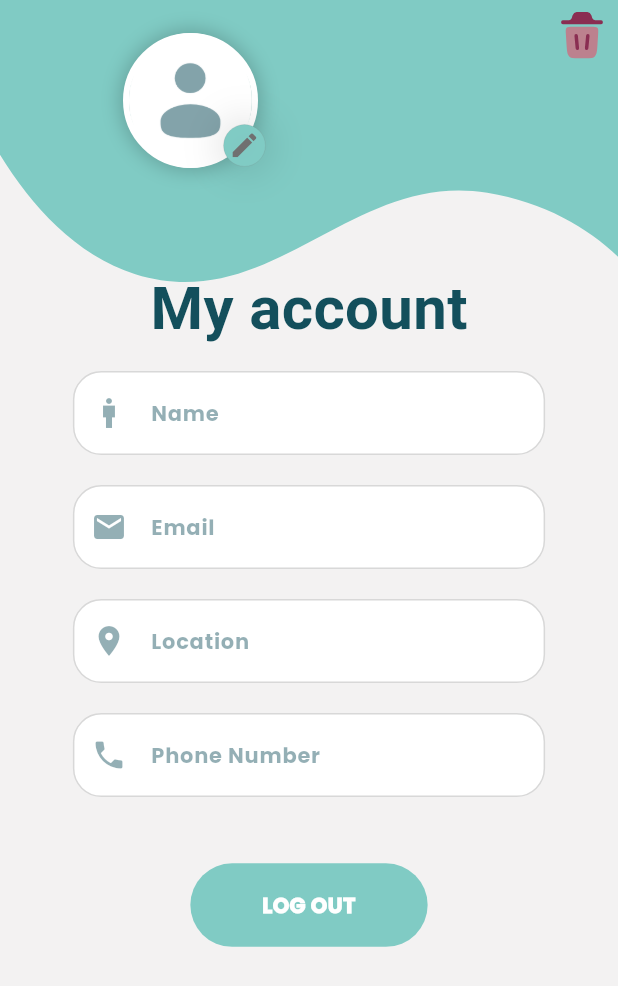
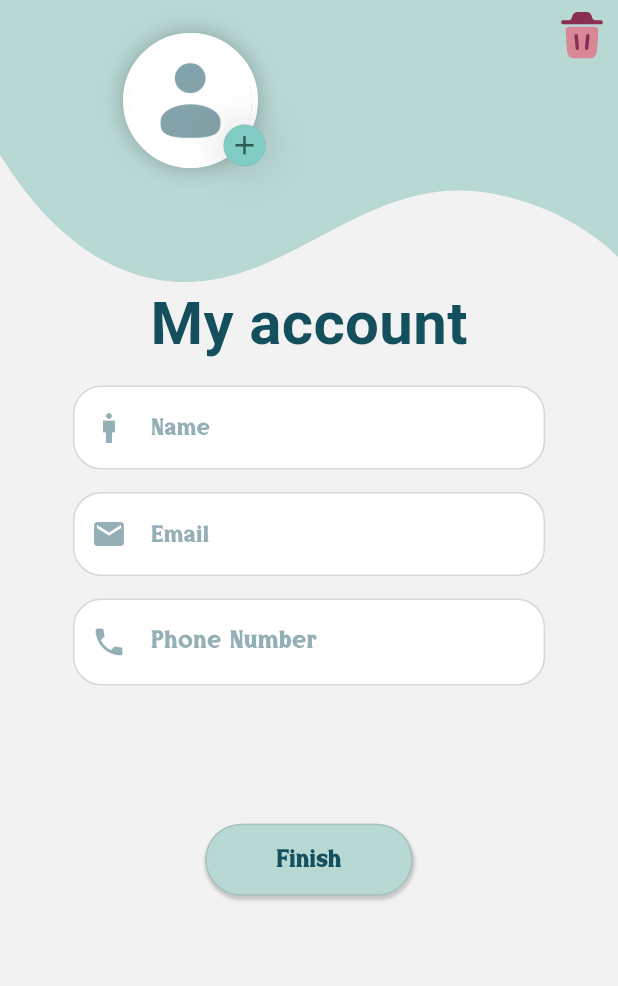
Before and after one commit to soo20/1-pet-App, a Flutter app: the Account screen opened directly, on a phone screen of 412 x 824 dp. Shown: the top 986 px of the screen. Run offline on Flutter 3.47's test engine with Material 3 defaults, Android fonts, the phone set to English and light mode, and no system bars; our stand-ins replace camera, dots_indicator, flutter_svg, font_awesome_flutter, get, pinput; project files that could hold a hidden picture were left out.

Commit message:
make a modifiy in pages and i want ui dead pleasssssss

```diff
--- a/lib/Welcome/presention/widgets/welcombody.dart
+++ b/lib/Welcome/presention/widgets/welcombody.dart
@@ -9,9 +9,9 @@ import 'package:petapplication/Welcome/presention/widgets/dotidicate.dart';
 import 'package:petapplication/core/utils/size_config.dart';
 import 'package:petapplication/core/utils/widgets/repeatColorsUse.dart';
 import 'package:petapplication/core/utils/widgets/custom_buttom.dart';
-import 'package:petapplication/pages/define_page/Defindpage.dart';
+
 import 'package:petapplication/pages/define_page/widgets/Defind.dart';
-import 'package:petapplication/pages/page2/logintext.dart';
+import 'package:petapplication/pages/sign_login_acount/logintext.dart';
 //import 'package:petapplication/core/utils/widgets/constants.dart';
 //import 'package:petapplication/core/utils/widgets/custom_buttom.dart';
 
--- a/lib/core/utils/widgets/custom_buttom.dart
+++ b/lib/core/utils/widgets/custom_buttom.dart
@@ -47,6 +47,16 @@ class CustomGeneralButtom extends StatelessWidget {
         decoration: BoxDecoration(
           color: boxColor,
           borderRadius: BorderRadius.circular(35),
+           border: Border.all(color: borderColor!),
+           boxShadow: [
+             BoxShadow(
+                  color: const Color.fromARGB(255, 106, 105, 105).withOpacity(0.3), // Shadow color
+                  offset: const Offset(0.5, 2.0), // Shadow offset
+                  blurRadius: 1, // Shadow blur radius
+                  spreadRadius: 1.0, // Shadow spread radius
+                ),
+
+          ]
         ),
         //The Row widget contains an Expanded widget that wraps your existing
         child: Row(
@@ -63,8 +73,8 @@ class CustomGeneralButtom extends StatelessWidget {
                       text ??
                           'Default Text', // Provide a default value if text is null
                       style: TextStyle(
-                        fontFamily: 'Poppins',
-                        fontSize: 14,
+                        fontFamily: 'Cosffira',
+                        fontSize: 17,
                         color: textColor,
                         fontWeight: fontWeight,
                       ),
@@ -124,6 +134,7 @@ class CustomGeneralButtom2 extends StatelessWidget {
           color: boxColor,
           borderRadius: BorderRadius.circular(35),
           border: Border.all(color: borderColor!),
+
         ),
         //The Row widget contains an Expanded widget that wraps your existing
         child: Row(
@@ -151,10 +162,10 @@ class CustomGeneralButtom2 extends StatelessWidget {
                       child: Text(
                         text!, // Provide a default value if text is null
                         style: TextStyle(
-                          fontFamily: 'Poppins',
-                          fontSize: 14,
+                          fontFamily: 'Cosffira',
+                          fontSize: 16.5,
                           color: textColor,
-                          fontWeight: FontWeight.w900,
+                          fontWeight: FontWeight.w800,
                         ),
                         textAlign: TextAlign.left,
                         softWrap: false,
@@ -313,7 +324,7 @@ class CustomGeneralButtom4 extends StatelessWidget {
                       child: Text(
                         text!, // Provide a default value if text is null
                         style: TextStyle(
-                          fontFamily: 'Poppins',
+                          fontFamily: 'Cosffira',
                           fontSize: 14,
                           color: textColor,
                           fontWeight: fontWeight,
--- a/lib/core/utils/widgets/repeatColorsUse.dart
+++ b/lib/core/utils/widgets/repeatColorsUse.dart
@@ -1,3 +1,5 @@
+// ignore_for_file: file_names
+
 import 'package:flutter/material.dart';
 
 //I put here color that i will use in every bages
--- a/lib/pages/homepage/home.dart
+++ b/lib/pages/homepage/home.dart
@@ -98,7 +98,7 @@ class _HomePageState extends State<HomePage> {
              Positioned.fill(
               bottom: screenHeight/4.7,
               left: 15,
-              child: HomePageView())
+              child: const HomePageView())
         ],
       ),
     );
--- a/lib/pages/page2/acount.dart
+++ b/lib/pages/sign_login_acount/acount.dart
@@ -1,13 +1,9 @@
 import 'package:flutter/material.dart';
 import 'package:flutter_svg/svg.dart';
 import 'package:get/get.dart';
-
-
-
-
 import 'package:petapplication/core/utils/size_config.dart';
 import 'package:petapplication/core/utils/widgets/custom_buttom.dart';
-import 'package:petapplication/pages/page2/popup_surface.dart';
+import 'package:petapplication/pages/sign_login_acount/popup_surface.dart';
 
 class Account extends StatelessWidget {
   const Account({super.key});
@@ -16,7 +12,7 @@ class Account extends StatelessWidget {
   Widget build(BuildContext context) {
     double aspectRatio = screenHeight / screenWidth;
     return Scaffold(
-      backgroundColor: const Color(0xff80CBC4),
+      backgroundColor: const Color(0xffB8D8D4),
       appBar: AppBar(
 
         elevation: 0,
@@ -110,9 +106,9 @@ class Account extends StatelessWidget {
 
                             ),
                             child: Icon(
-                              Icons.edit,
+                              Icons.add,
                               size: 21,
-                              color: const Color(0xff707070),
+                              color: const Color(0xff2E5950),
                               shadows: [
                             BoxShadow(
                               spreadRadius: 15,
@@ -166,18 +162,18 @@ class Account extends StatelessWidget {
                 matchTextDirection: false,
               ),
             ),
-            SingleChildScrollView(
-              child: Container(
+            Container(
               padding: EdgeInsets.only(
-                    top: screenHeight * 0.095,
+                  top: screenHeight * 0.1,
                   right: screenWidth * 0.045,
                   left: screenWidth * 0.045),
+              child: SingleChildScrollView(
                 child: Column(
                   children: [
                      const Text.rich(
                   TextSpan(
                     style: TextStyle(
-        fontFamily: 'Poppins',
+                      fontFamily: 'Cosffira',
                       fontSize: 40,
                       color:  Color(0xff134f5c),
                       height: 0.970873786407767,
@@ -202,17 +198,17 @@ class Account extends StatelessWidget {
                 ),
                              const  SizedBox(height: 20,),
                     TextField(
-                      obscureText: true,
+                      obscureText: false,
                       style: const TextStyle(color: Color(0xff090F0F)),
                       decoration: InputDecoration(
                         fillColor: const Color(0xFFFFFFFF),
                         filled: true,
                         hintText: 'Name',
                         hintStyle: const TextStyle(
-                          fontFamily: 'Poppins',
-                          fontSize: 14,
+                          fontFamily: 'Cosffira',
+                          fontSize: 16,
                           color: Color.fromARGB(116, 19, 79, 92),
-                          fontWeight: FontWeight.w600,
+                          fontWeight: FontWeight.w800,
                         ),
                         enabledBorder: border,
                         focusedBorder: border,
@@ -223,19 +219,19 @@ class Account extends StatelessWidget {
                         ),
                       ),
                     ),
-                   const  SizedBox(height: 20,),
+                   const  SizedBox(height: 15,),
                     TextField(
-                      obscureText: true,
+                      obscureText: false,
                       style: const TextStyle(color: Color(0xff090F0F)),
                       decoration: InputDecoration(
                         fillColor: const Color(0xFFFFFFFF),
                         filled: true,
                         hintText: 'Email',
                         hintStyle: const TextStyle(
-                          fontFamily: 'Poppins',
-                          fontSize: 14,
+                          fontFamily: 'Cosffira',
+                          fontSize: 16,
                           color: Color.fromARGB(116, 19, 79, 92),
-                          fontWeight: FontWeight.w600,
+                          fontWeight: FontWeight.w800,
                         ),
                         enabledBorder: border,
                         focusedBorder: border,
@@ -245,41 +241,20 @@ class Account extends StatelessWidget {
                         ),
                       ),
                     ),
-                    const  SizedBox(height: 20,),
+
+                    const  SizedBox(height: 15,),
                     TextField(
-                      obscureText: true,
-                      style: const TextStyle(color: Color(0xff090F0F)),
-                      decoration: InputDecoration(
-                        fillColor: const Color(0xFFFFFFFF),
-                        filled: true,
-                        hintText: 'Location',
-                        hintStyle: const TextStyle(
-                          fontFamily: 'Poppins',
-                          fontSize: 14,
-                          color: Color.fromARGB(116, 19, 79, 92),
-                          fontWeight: FontWeight.w600,
-                        ),
-                        enabledBorder: border,
-                        focusedBorder: border,
-                        prefixIcon: const Icon(
-                          Icons.location_on,
-                          color: Color.fromARGB(116, 19, 79, 92),
-                        ),
-                      ),
-                    ),
-                    const  SizedBox(height: 20,),
-                    TextField(
-                      obscureText: true,
+                      obscureText: false,
                       style: const TextStyle(color: Color(0xff090F0F)),
                       decoration: InputDecoration(
                         fillColor: const Color(0xFFFFFFFF),
                         filled: true,
                         hintText: 'Phone Number',
                         hintStyle: const TextStyle(
-                          fontFamily: 'Poppins',
-                          fontSize: 14,
+                          fontFamily: 'Cosffira',
+                          fontSize: 17,
                           color: Color.fromARGB(116, 19, 79, 92),
-                          fontWeight: FontWeight.w600,
+                          fontWeight: FontWeight.w800,
                         ),
                         enabledBorder: border,
                         focusedBorder: border,
@@ -290,19 +265,20 @@ class Account extends StatelessWidget {
                       ),
                     ),
                     SizedBox(
-                      height: screenHeight * 0.023,
+                      height: screenHeight * 0.048,
                       width: 0,
                     ),
                     CustomGeneralButtom(
-                      boxColor: const Color(0xff80CBC4),
-                      textColor: const Color(0xffFFFFFF),
-                      height: screenHeight * 0.029,
-                      width: SizeConfig.defaultSize! * 16,
-                      text: 'LOG OUT',
+                      boxColor: const Color(0xffB8D8D4),
+                      textColor: const Color(0xff134F5C),
+                      height: screenHeight * 0.025,
+                      width: SizeConfig.defaultSize! * 14,
+                      borderColor: const Color.fromARGB(60, 112, 112, 112),
+                      text: 'Finish',
                        onTap: () {
                             Get.to(() => const Serface(),transition: Transition.zoom );
                           },
-                      fontWeight: FontWeight.w900,
+                      fontWeight: FontWeight.w800,
                     ),
                   ],
                 ),
```
Also changed, not shown: lib/Welcome/presention/widgets/image_of_yuna_gizmo_wanda_jack.dart (+4 -4 lines), lib/Welcome/presention/widgets/speaks_of_wanda_jack_yuna_gizmo.dart (+39 -23 lines), lib/pages/define_page/Defindpage.dart (deleted, +0 -16 lines), lib/pages/define_page/jack_define.dart (+15 -2 lines), lib/pages/define_page/widgets/Defind.dart (+8 -4 lines), lib/pages/define_page/widgets/alart_dialog.dart (+9 -7 lines), lib/pages/pageforgetpass/greate_new_pass.dart (+16 -15 lines), lib/pages/pageforgetpass/my_verify_pass.dart (+10 -7 lines), lib/pages/sign_login_acount/login_info_email_pass.dart (renamed from lib/pages/page2/login_info.dart, +29 -16 lines), lib/pages/sign_login_acount/loginbody.dart (renamed from lib/pages/page2/loginbody.dart, +18 -18 lines), lib/pages/sign_login_acount/logintext.dart (renamed from lib/pages/page2/logintext.dart, +6 -5 lines), lib/pages/sign_login_acount/page_view_login.dart (renamed from lib/pages/page2/page_view_login.dart, +9 -8 lines), lib/pages/sign_login_acount/popup_surface.dart (renamed from lib/pages/page2/popup_surface.dart), lib/pages/sign_login_acount/sign_up_body.dart (renamed from lib/pages/page2/sign_up_body.dart). Lines whose indentation alone changed are shown as unchanged.
